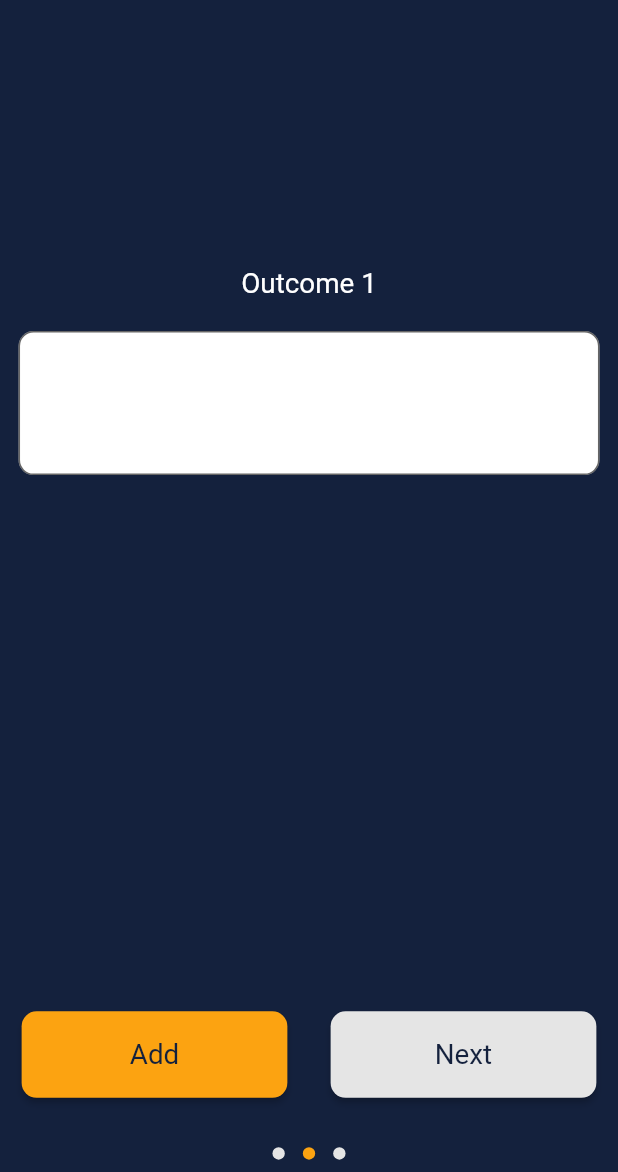
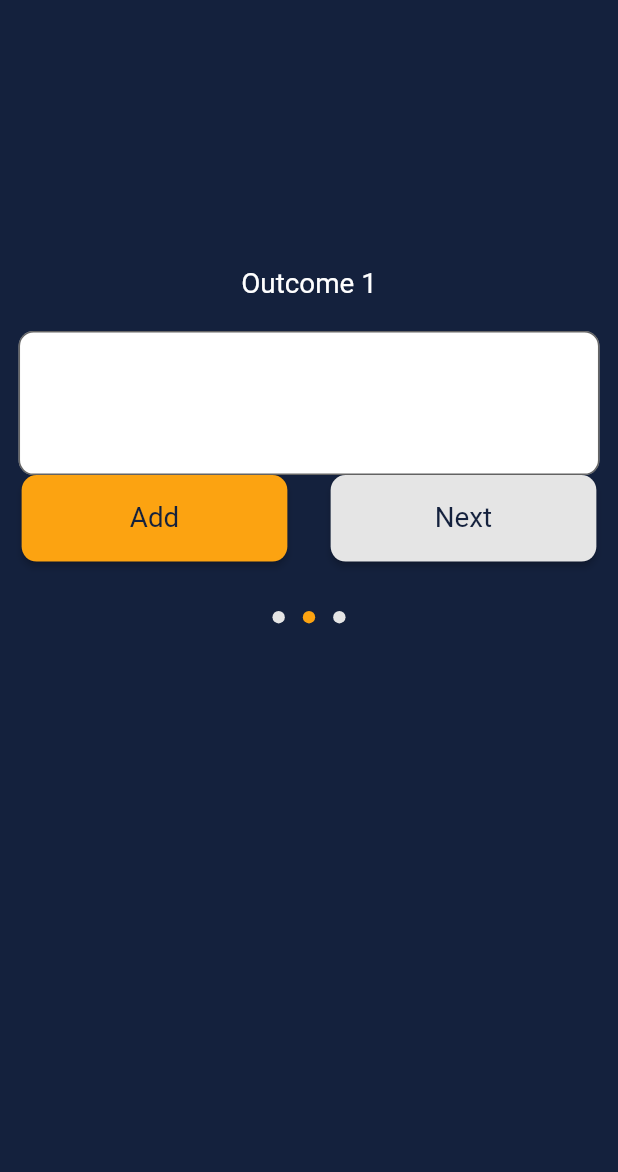
Before and after one commit to alvaroprado00/SeniorProjectUM, a Flutter app: the NewCourseOutcomesPage screen opened directly with empty values, on a phone screen of 412 x 824 dp, the part 64-1236 px from its top. Run offline on Flutter 3.47's test engine with Material 2 defaults, Android fonts, the phone set to English and light mode, and no system bars; our stand-ins replace cloud_firestore, firebase_auth, firebase_core, firebase_storage, font_awesome_flutter, get and 4 more; accounts and stored records are empty; network calls fail.

Commit message:
Update new_course_page_outcomes.dart

```diff
--- a/SeniorProject/lib/view/admin/new-course/new_course_page_outcomes.dart
+++ b/SeniorProject/lib/view/admin/new-course/new_course_page_outcomes.dart
@@ -111,6 +111,7 @@ class _OutcomesFormState extends State<OutcomesForm> {
 
     return Form(
       key: _formKey,
+      child: SingleChildScrollView(
         child: Column(
           mainAxisAlignment: MainAxisAlignment.center,
           crossAxisAlignment: CrossAxisAlignment.center,
@@ -135,7 +136,6 @@ class _OutcomesFormState extends State<OutcomesForm> {
                 decoration: inputDecorationForLongText,
               ),
             ),
-          Spacer(),
             Row(
               mainAxisAlignment: MainAxisAlignment.spaceAround,
               children: [
@@ -155,6 +155,7 @@ class _OutcomesFormState extends State<OutcomesForm> {
             SizedBox(height: 0.01 * heightOfScreen),
           ],
         ),
+      ),
     );
   }
 }
```
Lines whose indentation alone changed are shown as unchanged.
